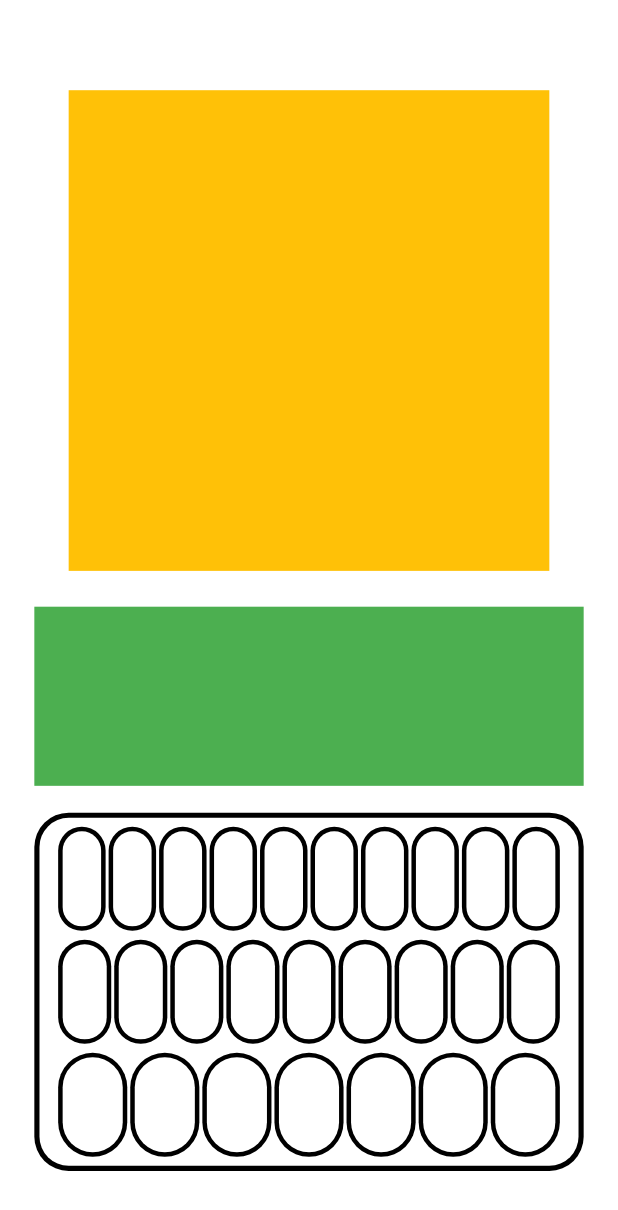
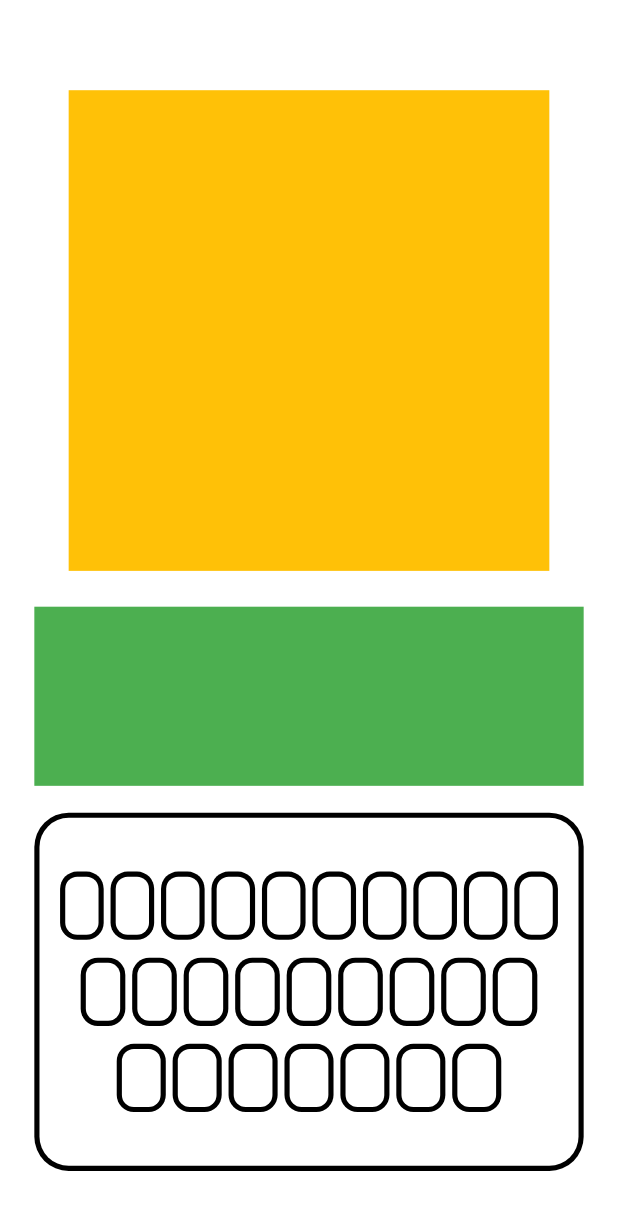
Before and after one commit to Mohand-2004/HANGMAN-Game, a Flutter app: the screen it shows after launch, on a phone screen of 412 x 824 dp. Shown: the top 1210 px of the screen. Run offline on Flutter 3.47's test engine with Material 3 defaults, Android fonts, the phone set to English and light mode, and no system bars; our stand-ins replace flutter_screenutil.

Commit message:
basic keyboard layout

```diff
--- a/lib/screens/home_page.dart
+++ b/lib/screens/home_page.dart
@@ -42,6 +42,9 @@ class HomePage extends StatelessWidget{
               height: 200.h,
               boarderWidth: 3.r,
               radius: 20.r,
+              spaceBetweenButtons: 2.w,
+              buttonRadius: 10.r,
+              buttonBoarderWidth: 3.r,
             )
           ],
         )
--- a/lib/widgets/keyboard widget/keyboard_widget.dart
+++ b/lib/widgets/keyboard widget/keyboard_widget.dart
@@ -56,8 +56,9 @@ class KeyboardWidget extends StatelessWidget{
           borderRadius: BorderRadius.circular(radius-boarderWidth),
         ),
         child: Padding(
-          padding: EdgeInsets.symmetric(horizontal: 10.w,vertical: 5.h),
+          padding: EdgeInsets.symmetric(horizontal: 10.w,vertical: ((MediaQuery.of(context).size.width > 500) ? 25 : 30).h),
           child: Column(
+            mainAxisAlignment: MainAxisAlignment.center,
             children: [
               Expanded(
                 child: Row(
@@ -73,10 +74,10 @@ class KeyboardWidget extends StatelessWidget{
                   )).toList(),
                 ),
               ),
-              SizedBox(height: 5.h,),
+              SizedBox(height:  ((MediaQuery.of(context).size.width > 500) ? 5 : 10).h,),
               Expanded(
                 child: Row(
-                  children: _letters2.map((letter) => Expanded(
+                  children: <Widget>[SizedBox(width: 12.w,)] + _letters2.map((letter) => Expanded(
                     child: Button(
                       space: spaceBetweenButtons,
                       radius: buttonRadius,
@@ -85,13 +86,13 @@ class KeyboardWidget extends StatelessWidget{
                       backgroundColor: buttonBackgroundColor,
                       boarderColor: buttonBoarderColor,
                     ),
-                  )).toList(),
+                  )).toList() + <Widget>[SizedBox(width: 12.w,)],
                 ),
               ),
-              SizedBox(height: 5.h,),
+              SizedBox(height: ((MediaQuery.of(context).size.width > 500) ? 5 : 10).h,),
               Expanded(
                 child: Row(
-                  children: _letters3.map((letter) => Expanded(
+                  children: <Widget>[SizedBox(width: 33.w,)] + _letters3.map((letter) => Expanded(
                     child: Button(
                       space: spaceBetweenButtons,
                       radius: buttonRadius,
@@ -100,7 +101,7 @@ class KeyboardWidget extends StatelessWidget{
                       backgroundColor: buttonBackgroundColor,
                       boarderColor: buttonBoarderColor,
                     ),
-                  )).toList(),
+                  )).toList() + <Widget>[SizedBox(width: 33.w,)],
                 ),
               ),
             ],
```
